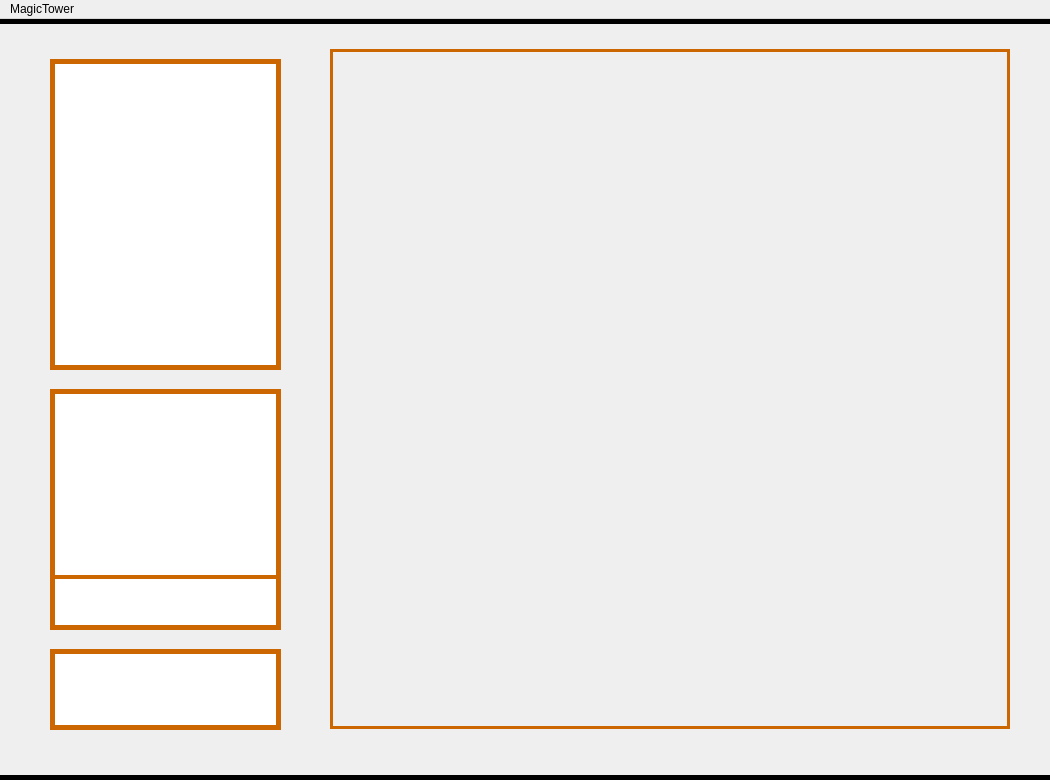
Old version of the form view/mainwindow.ui in the repository ZSYTY/magic-tower.
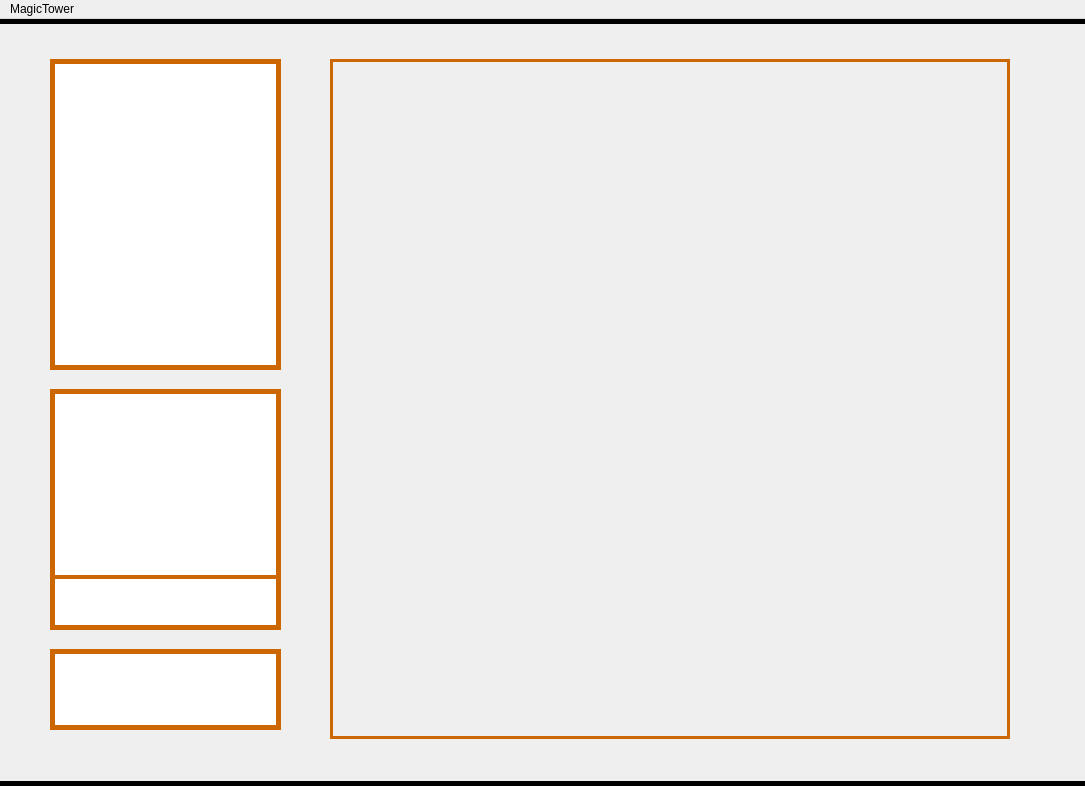
New version of the form. Icons and pictures are not drawn. Custom widgets are drawn as their Qt base class.

What changed in the file:
```diff
--- a/view/mainwindow.ui
+++ b/view/mainwindow.ui
@@ -6,8 +6,8 @@
    <rect>
     <x>0</x>
     <y>0</y>
-    <width>1050</width>
-    <height>780</height>
+    <width>1085</width>
+    <height>786</height>
    </rect>
   </property>
   <property name="windowTitle">
@@ -24,7 +24,7 @@
     <property name="geometry">
      <rect>
       <x>330</x>
-      <y>30</y>
+      <y>40</y>
       <width>680</width>
       <height>680</height>
      </rect>
@@ -145,7 +145,7 @@
     <rect>
      <x>0</x>
      <y>0</y>
-     <width>1050</width>
+     <width>1085</width>
      <height>23</height>
     </rect>
    </property>
```
